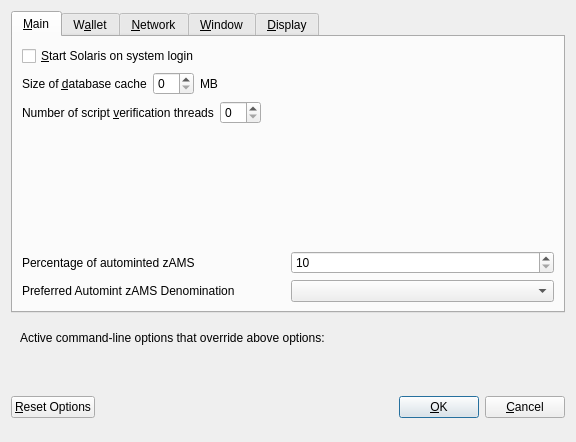
Qt form src/qt/forms/optionsdialog.ui (listedlinked/newsvn) before a commit.
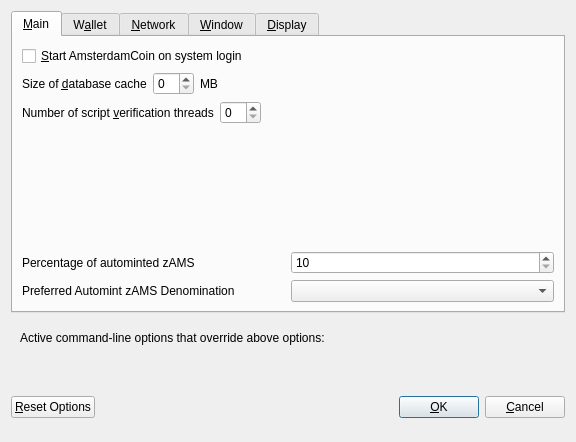
The same form after that commit. Custom widgets are drawn as their Qt base class.

```diff
--- a/src/qt/forms/optionsdialog.ui
+++ b/src/qt/forms/optionsdialog.ui
@@ -33,7 +33,7 @@
           <string>Automatically start Solaris after logging in to the system.</string>
          </property>
          <property name="text">
-          <string>&amp;Start Solaris on system login</string>
+          <string>&amp;Start AmsterdamCoin on system login</string>
          </property>
         </widget>
        </item>
```
Left out of the diff: 8 changed lines with no effect on the pictures.
